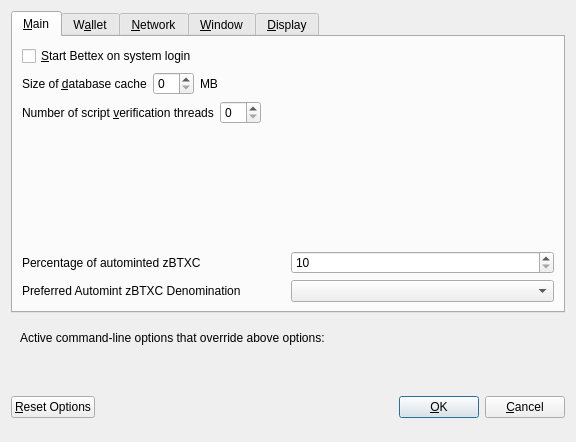
Qt form src/qt/forms/optionsdialog.ui (bettexproject/bettexcoin) before a commit.
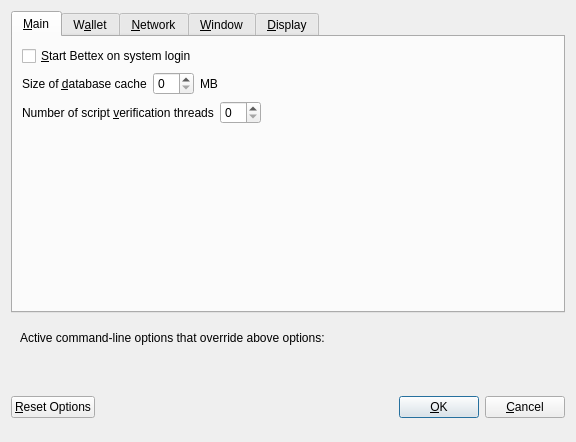
The same form after that commit. Custom widgets are drawn as their Qt base class.

```diff
--- a/src/qt/forms/optionsdialog.ui
+++ b/src/qt/forms/optionsdialog.ui
@@ -130,72 +130,6 @@
          </property>
         </spacer>
        </item>
-       <item>
-        <layout class="QHBoxLayout" name="horizontalLayout_3">
-         <item>
-          <widget class="QLabel" name="percentage_label">
-           <property name="toolTip">
-            <string>Percentage of incoming BTXC which get automatically converted to zBTXC via Zerocoin Protocol (min: 10%)</string>
-           </property>
-           <property name="text">
-            <string>Percentage of autominted zBTXC</string>
-           </property>
-          </widget>
-         </item>
-         <item>
-          <widget class="QSpinBox" name="zeromintPercentage">
-           <property name="minimum">
-            <number>10</number>
-           </property>
-           <property name="maximum">
-            <number>100</number>
-           </property>
-          </widget>
-         </item>
-        </layout>
-       </item>
-       <item>
-        <layout class="QHBoxLayout" name="horizontalLayout" stretch="0,0">
-         <property name="sizeConstraint">
-          <enum>QLayout::SetFixedSize</enum>
-         </property>
-         <item>
-          <widget class="QLabel" name="labelPreferredDenom">
-           <property name="maximumSize">
-            <size>
-             <width>16777215</width>
-             <height>16777215</height>
-            </size>
-           </property>
-           <property name="toolTip">
-            <string>Wait with automatic conversion to Zerocoin until enough BTXC for this denomination is available</string>
-           </property>
-           <property name="text">
-            <string>Preferred Automint zBTXC Denomination</string>
-           </property>
-          </widget>
-         </item>
-         <item>
-          <widget class="QComboBox" name="preferredDenom">
-           <property name="maximumSize">
-            <size>
-             <width>16777215</width>
-             <height>27</height>
-            </size>
-           </property>
-           <property name="toolTip">
-            <string>Wait with automatic conversion to Zerocoin until enough BTXC for this denomination is available</string>
-           </property>
-           <property name="maxVisibleItems">
-            <number>9</number>
-           </property>
-           <property name="maxCount">
-            <number>9</number>
-           </property>
-          </widget>
-         </item>
-        </layout>
-       </item>
       </layout>
      </widget>
      <widget class="QWidget" name="tabWallet">
```
